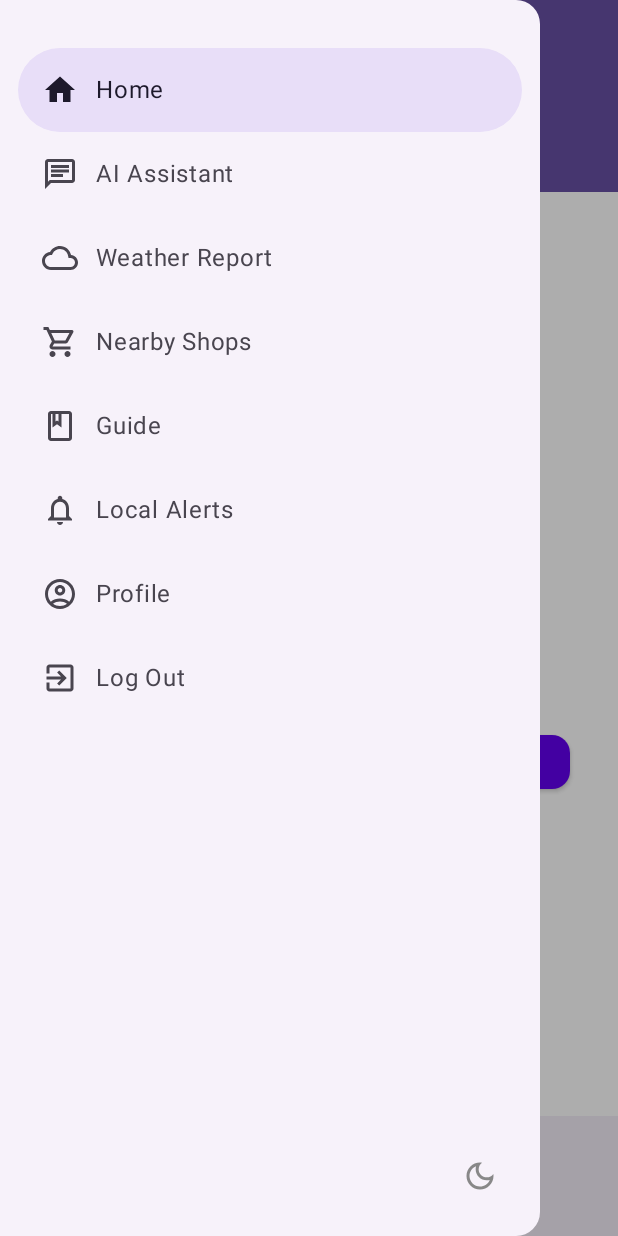
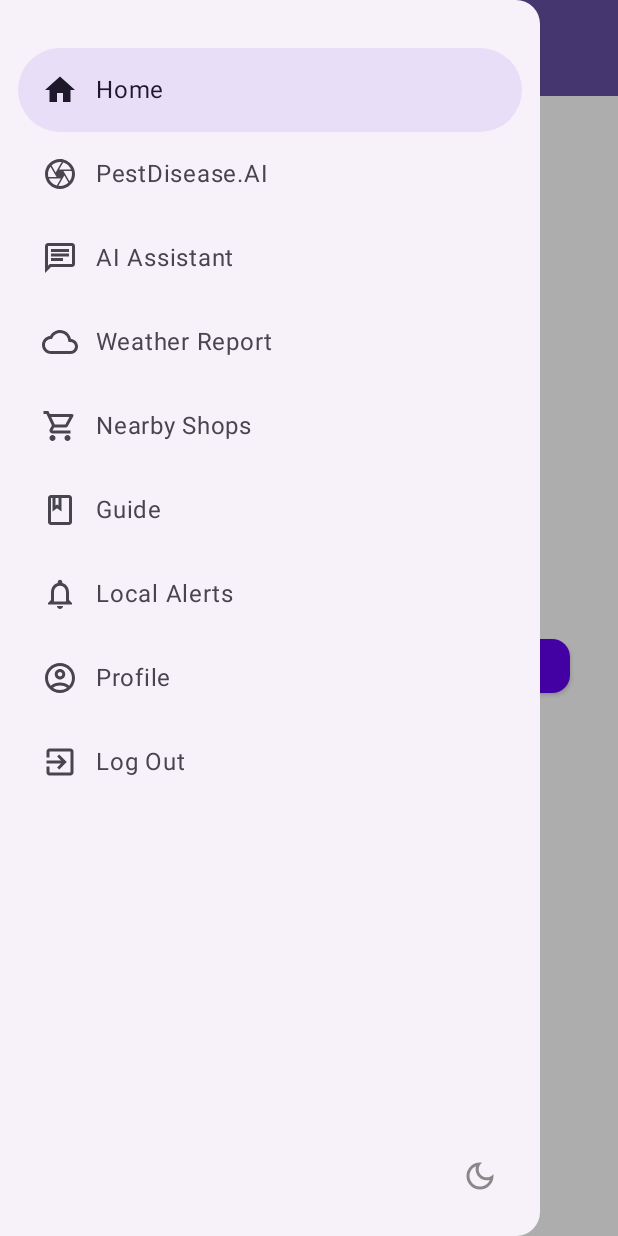
Before and after one commit to Raghav1428/SmartPest, an Android app built with Jetpack Compose: the PestDiseaseAI screen opened through its navigation route, on a phone screen of 412 x 824 dp. Run offline under Robolectric (Android 15) with nearby library versions, the phone set to English and light mode, and no system bars; our stand-ins replace Firebase (no records; nobody signed in at launch, a user with empty details on screens opened directly), Room's generated code.

Commit message:
UI improvements

```diff
--- a/app/src/main/java/com/example/smartpest/view/MainActivity.kt
+++ b/app/src/main/java/com/example/smartpest/view/MainActivity.kt
@@ -124,11 +124,6 @@ fun MyApp(themeViewModel: ThemeViewModel, userViewModel: UserViewModel) {
                         )
                     }
                 },
-                bottomBar = {
-                    if (currentRoute in mainRoutes) {
-                        BottomNavigationBar(navController)
-                    }
-                }
             ) { innerPadding ->
                 NavHost(
                     navController = navController,
@@ -158,48 +153,6 @@ fun MyApp(themeViewModel: ThemeViewModel, userViewModel: UserViewModel) {
 }
 
 @Composable
-fun BottomNavigationBar(navController: NavHostController) {
-    val items = listOf(
-
-        NavigationItem(
-            "Home",
-            Icons.Filled.Home,
-            Icons.Outlined.Home,
-            route = "Home"
-        ),
-        NavigationItem(
-            "PestDisease.AI",
-            Icons.Filled.Camera,
-            Icons.Outlined.Camera,
-            route = "PestDisease.AI"
-        )
-    )
-
-    val currentRoute = navController.currentBackStackEntryAsState().value?.destination?.route
-
-    NavigationBar {
-        items.forEach { item ->
-            NavigationBarItem(
-                selected = currentRoute == item.route,
-                onClick = {
-                    navController.navigate(item.route) {
-                        launchSingleTop = true
-                        restoreState = true
-                    }
-                },
-                icon = {
-                    Icon(
-                        if (currentRoute == item.route) item.selectedIcon else item.unselectedIcon,
-                        contentDescription = item.title
-                    )
-                },
-                label = { Text(item.title) }
-            )
-        }
-    }
-}
-
-@Composable
 fun DrawerContent(
     navController: NavHostController,
     authViewModel: AuthViewModel,
@@ -214,6 +167,12 @@ fun DrawerContent(
             Icons.Filled.Home,
             Icons.Outlined.Home,
             route = "Home"
+        ),
+        NavigationItem(
+            "PestDisease.AI",
+            Icons.Filled.Camera,
+            Icons.Outlined.Camera,
+            route = "PestDisease.AI"
         ),
         NavigationItem(
             "AI Assistant",
--- a/app/src/main/java/com/example/smartpest/view/PestDiseaseAI.kt
+++ b/app/src/main/java/com/example/smartpest/view/PestDiseaseAI.kt
@@ -14,8 +14,6 @@ import androidx.compose.foundation.border
 import androidx.compose.foundation.layout.*
 //noinspection UsingMaterialAndMaterial3Libraries
 import androidx.compose.material.*
-import androidx.compose.material.icons.Icons
-import androidx.compose.material.icons.filled.ArrowBack
 import androidx.compose.runtime.*
 import androidx.compose.ui.Alignment
 import androidx.compose.ui.Modifier
@@ -28,15 +26,11 @@ import androidx.navigation.NavHostController
 import com.example.smartpest.models.TensorFlowHelper.imageSize
 import androidx.compose.foundation.layout.Column
 import androidx.compose.foundation.shape.RoundedCornerShape
-import androidx.compose.material3.ExperimentalMaterial3Api
-import androidx.compose.material3.MaterialTheme
-import androidx.compose.material3.TopAppBarDefaults
 import androidx.compose.ui.draw.clip
 import androidx.compose.ui.text.font.FontWeight
 import com.example.smartpest.models.TensorFlowHelper
 import java.io.IOException
 
-@OptIn(ExperimentalMaterial3Api::class)
 @SuppressLint("UnusedMaterialScaffoldPaddingParameter")
 @Composable
 fun PestDiseaseAI(navController: NavHostController) {
@@ -56,29 +50,6 @@ fun PestDiseaseAI(navController: NavHostController) {
     )
 
     Scaffold(
-        topBar = {
-            androidx.compose.material3.TopAppBar(
-                title = {
-                    androidx.compose.material3.Text(
-                        text = "Pest and Disease Detector",
-                        fontSize = 22.sp,
-                        fontWeight = FontWeight.Bold,
-                        color = MaterialTheme.colorScheme.onPrimary
-                    )
-                },
-                navigationIcon = {
-                    androidx.compose.material3.IconButton(onClick = { navController.popBackStack() }) {
-                        androidx.compose.material3.Icon(
-                            imageVector = Icons.Default.ArrowBack,
-                            contentDescription = "Back"
-                        )
-                    }
-                },
-                colors = TopAppBarDefaults.topAppBarColors(
-                    containerColor = MaterialTheme.colorScheme.primary
-                )
-            )
-        }
     ) {
         Column(
             modifier = Modifier
```
